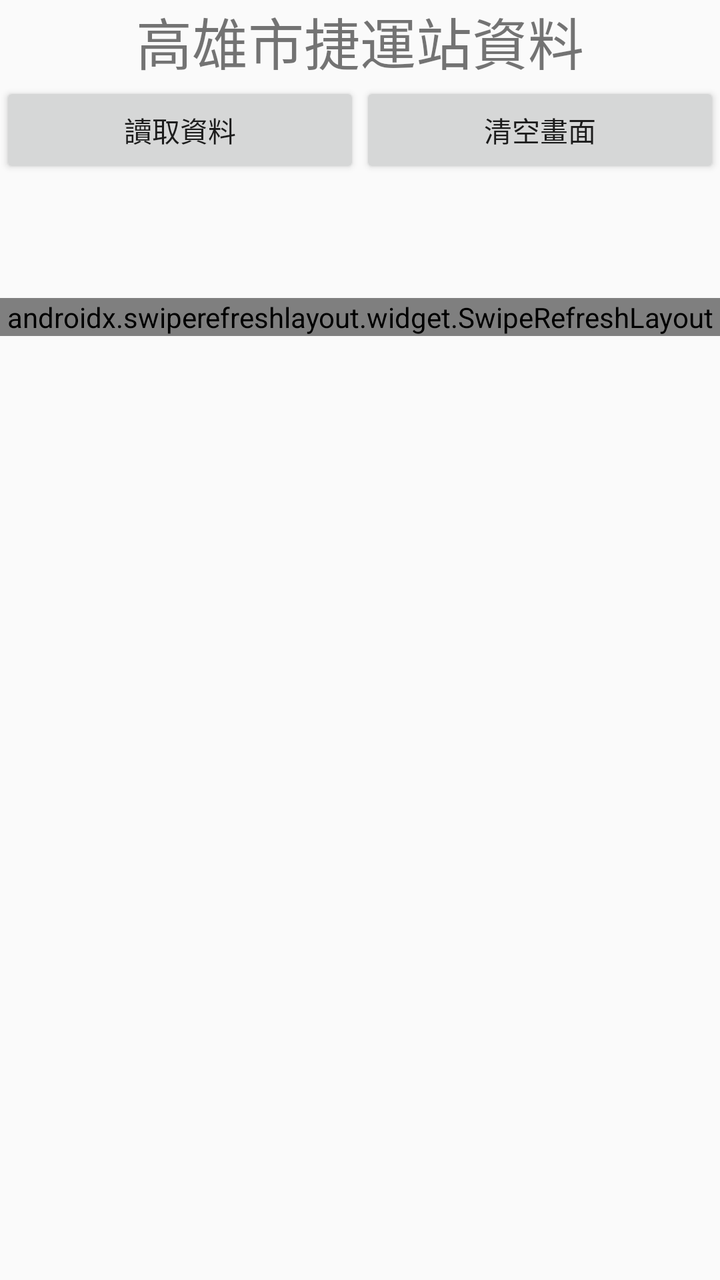
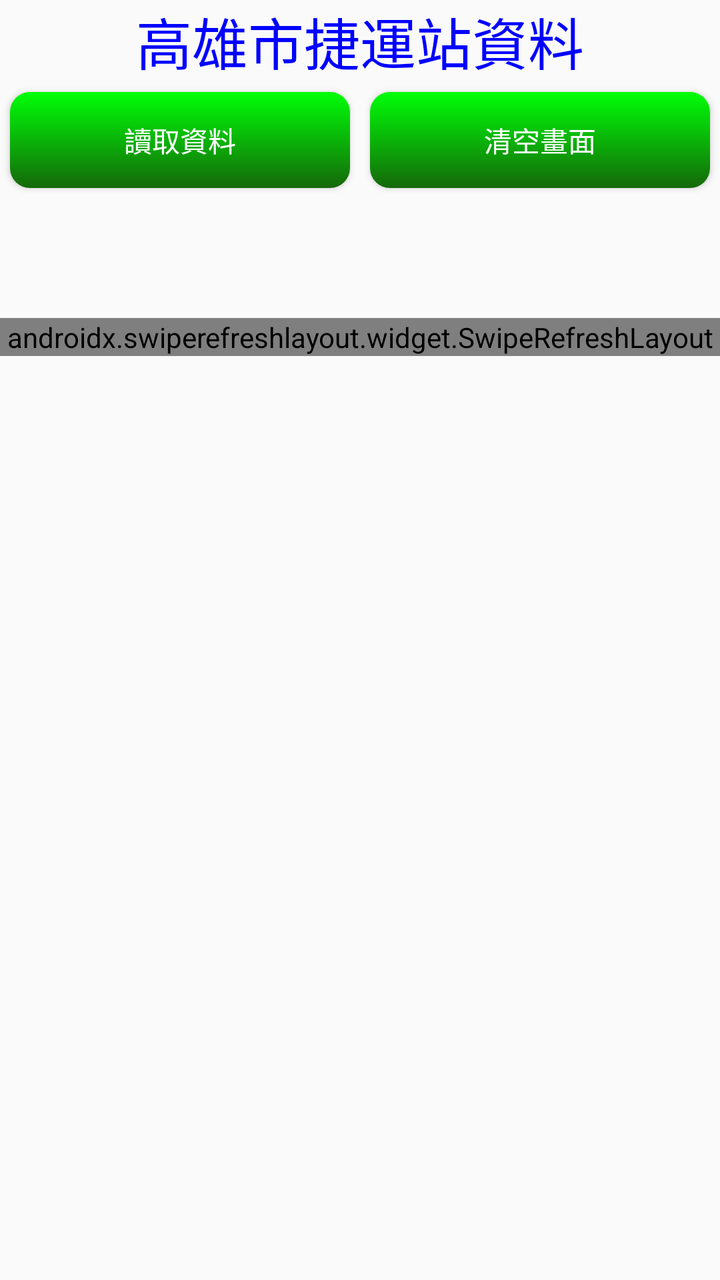

Before-and-after screenshots of an Android layout around one commit, followed by the original layout XML and the change that was made.
<!-- AndroidManifest.xml: application theme Theme.Homework2 -->
<!-- res/layout/activity_kaohsiung_mrtstations.xml -->
<?xml version="1.0" encoding="utf-8"?>
<LinearLayout xmlns:android="http://schemas.android.com/apk/res/android"
    android:id="@+id/main"
    android:layout_width="match_parent"
    android:layout_height="match_parent"
    android:orientation="vertical">


    <TextView
        android:layout_width="match_parent"
        android:layout_height="wrap_content"
        android:id="@+id/tv_kaohsiung_mrt_station_title"
        android:text="高雄市捷運站資料"
        android:textSize="28sp"
        android:gravity="center"/>

    <LinearLayout
        android:layout_width="match_parent"
        android:layout_height="wrap_content"
        android:orientation="horizontal">

        <Button
            android:layout_width="wrap_content"
            android:layout_height="wrap_content"
            android:id="@+id/btn_get_data_mrt"
            android:text="讀取資料"
            android:layout_weight="1"/>

        <Button
            android:layout_width="wrap_content"
            android:layout_height="wrap_content"
            android:id="@+id/btn_clear_data_mrt"
            android:text="清空畫面"
            android:layout_weight="1"/>




    </LinearLayout>

    <ProgressBar
        android:layout_width="40dp"
        android:layout_height="40dp"
        android:id="@+id/pb_spinner"
        style="@android:style/Widget.ProgressBar"
        android:layout_margin="10dp"
        android:layout_gravity="center_horizontal"
        android:visibility="invisible"/>
    <androidx.swiperefreshlayout.widget.SwipeRefreshLayout
        android:layout_width="match_parent"
        android:layout_height="wrap_content"
        android:id="@+id/srl_main">

        <ListView
            android:layout_width="match_parent"
            android:layout_height="wrap_content"
            android:id="@+id/lv_kaohsiung_mrt_station"
            android:layout_margin="15dp"/>

    </androidx.swiperefreshlayout.widget.SwipeRefreshLayout>


</LinearLayout>
<!-- resources referenced by this layout -->
<resources>
  <style name="Theme.Homework2" parent="Base.Theme.Homework2" />
  <style name="Base.Theme.Homework2" parent="Theme.AppCompat.DayNight.NoActionBar">
  
          
          
      </style>
</resources>

<!-- the commit's change to res/layout/activity_kaohsiung_mrtstations.xml (unified diff, before → after) -->
@@ -11,6 +11,7 @@
         android:layout_height="wrap_content"
         android:id="@+id/tv_kaohsiung_mrt_station_title"
         android:text="高雄市捷運站資料"
+        android:textColor="#00f"
         android:textSize="28sp"
         android:gravity="center"/>
 
@@ -24,14 +25,20 @@
             android:layout_height="wrap_content"
             android:id="@+id/btn_get_data_mrt"
             android:text="讀取資料"
-            android:layout_weight="1"/>
+            android:textColor="#fff"
+            android:layout_weight="1"
+            android:background="@drawable/button_custom"
+            android:layout_margin="5dp"/>
 
         <Button
             android:layout_width="wrap_content"
             android:layout_height="wrap_content"
             android:id="@+id/btn_clear_data_mrt"
             android:text="清空畫面"
-            android:layout_weight="1"/>
+            android:textColor="#fff"
+            android:layout_weight="1"
+            android:background="@drawable/button_custom"
+            android:layout_margin="5dp"/>
 
 
 
<!-- resource entries referenced after the edit -->
@@ -1,5 +1,34 @@
 <!-- resources referenced by this layout -->
 <resources>
+  <!-- drawable button_custom (drawable) -->
+  <?xml version="1.0" encoding="utf-8"?>
+  <selector xmlns:android="http://schemas.android.com/apk/res/android">
+      
+      <item android:state_pressed="true">
+  
+          <shape>
+  
+              <gradient android:startColor="#15680A"
+                  android:endColor="#00FF08"
+                  android:angle="270"
+                  />
+              <corners android:radius="10dp"/>
+  
+  
+          </shape>
+      </item>
+  
+      <item>
+          <shape>
+  
+              <gradient android:startColor="#00FF08"
+                  android:endColor="#15680A"
+                  android:angle="270"
+                  />
+              <corners android:radius="10dp"/>
+          </shape>
+      </item>
+  </selector>
   <style name="Theme.Homework2" parent="Base.Theme.Homework2" />
   <style name="Base.Theme.Homework2" parent="Theme.AppCompat.DayNight.NoActionBar">
   
